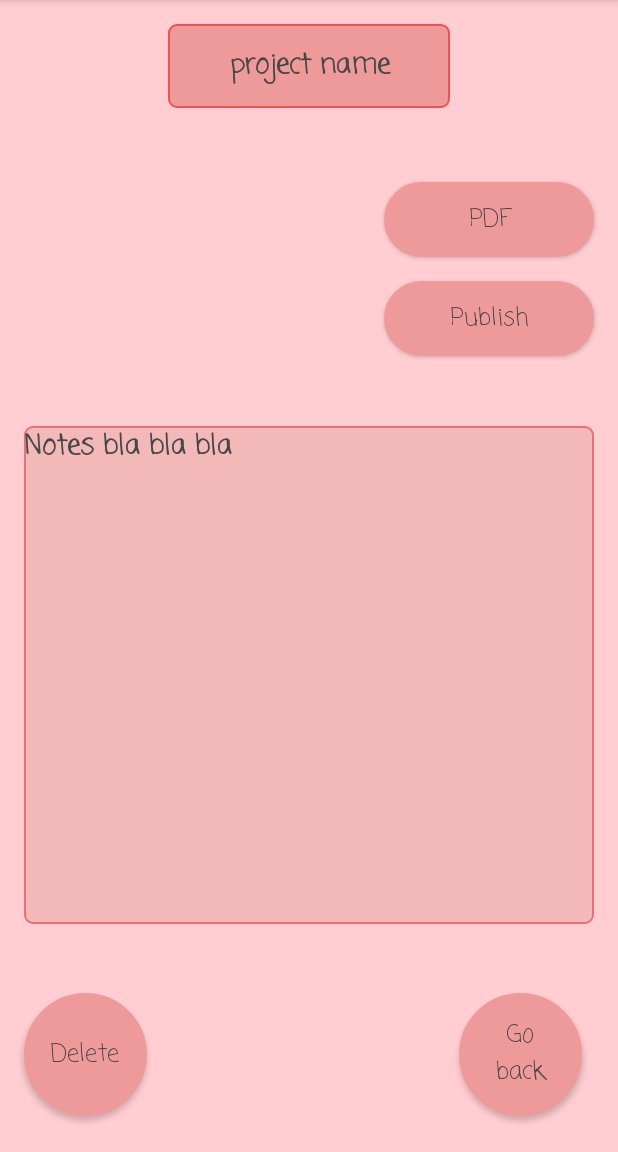
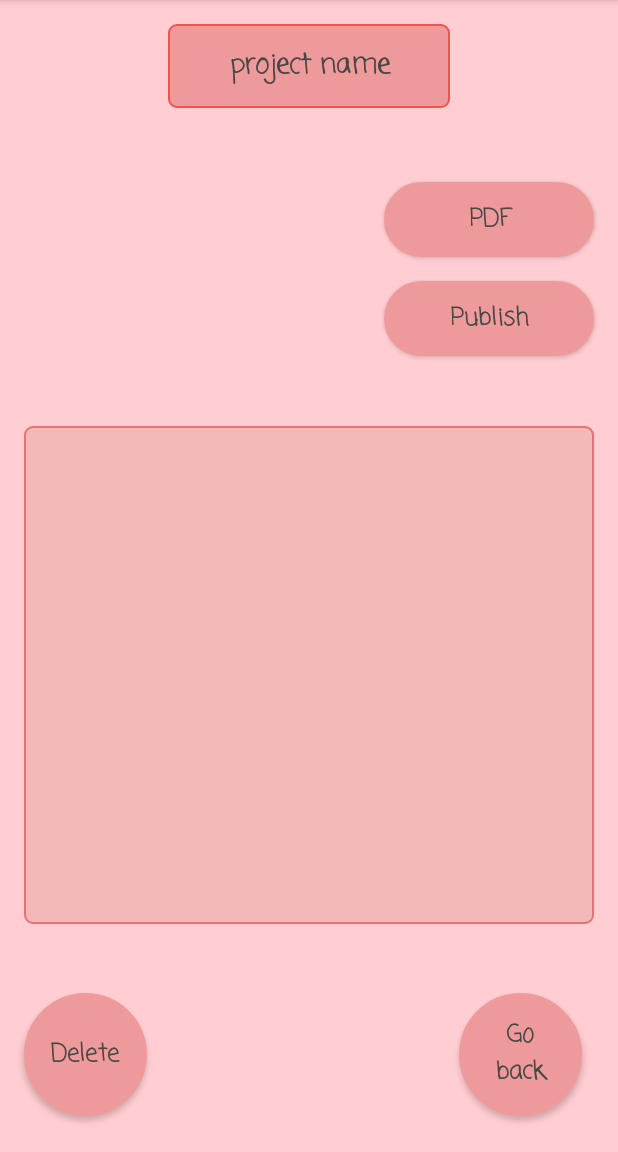
Before and after one commit to Solguden/knittybuddy, an Android app: the ProjectDetailsActivity screen opened directly, with no data from a screen before it, on a phone screen of 412 x 824 dp, the part 84-1236 px from its top. Run offline under Robolectric (Android 15) with nearby library versions, the phone set to English and light mode, and no system bars.

Commit message:
Project details

```diff
--- a/app/src/main/res/layout/activity_project_detail.xml
+++ b/app/src/main/res/layout/activity_project_detail.xml
@@ -34,6 +34,17 @@
         tools:text="@string/go_back" />
 
     <Button
+        android:id="@+id/saveProjectDetailBtn"
+        style="@style/buttonStyle"
+        android:layout_width="82dp"
+        android:layout_height="82dp"
+        android:text="@string/Save"
+        android:visibility="invisible"
+        app:layout_constraintEnd_toStartOf="@+id/goBackProjectDetailBtn"
+        app:layout_constraintStart_toEndOf="@+id/deleteProjectDetailBtn"
+        app:layout_constraintTop_toTopOf="@+id/deleteProjectDetailBtn" />
+
+    <Button
         android:id="@+id/deleteProjectDetailBtn"
         style="@style/buttonStyle"
         android:layout_width="82dp"
@@ -66,13 +77,13 @@
         android:layout_marginRight="16dp"
         android:background="@drawable/rounded_squared_shape_light"
         android:gravity="top|left"
-        android:text="Notes bla bla bla"
+        android:text=" "
         android:textStyle="bold"
-        app:layout_constraintBottom_toTopOf="@+id/goBackProjectDetailBtn"
+        app:layout_constraintBottom_toTopOf="@+id/saveProjectDetailBtn"
         app:layout_constraintEnd_toEndOf="parent"
         app:layout_constraintStart_toStartOf="@+id/projectImageDetail"
         app:layout_constraintTop_toBottomOf="@+id/projectImageDetail"
-        tools:text="Notes bla bla bla" />
+        tools:text=" " />
 
     <Button
         android:id="@+id/publishDetailProjectBtn"
--- a/app/src/main/res/values/strings.xml
+++ b/app/src/main/res/values/strings.xml
@@ -12,4 +12,5 @@
     <string name="delete">Delete</string>
     <string name="openPdf">Opens PDF file</string>
     <string name="unpublish">Undo publish</string>
+    <string name="Save">Save</string>
 </resources>
--- a/app/src/main/res/values/themes.xml
+++ b/app/src/main/res/values/themes.xml
@@ -24,6 +24,7 @@
         <item name="android:fontFamily">casual</item>
         <item name="android:layout_width">82dp</item>
         <item name="android:layout_height">82dp</item>
+        <item name="android:textStyle">bold</item>
     </style>
 
     <style name="textFieldStyle" parent="@android:style/Widget.TextView">
@@ -31,4 +32,13 @@
         <item name="android:textSize">18sp</item>
         <item name="android:fontFamily">casual</item>
     </style>
+
+    <style name="alertBoxStyle" parent="Theme.AppCompat.Light.Dialog">
+        <item name="android:textColor">@color/black</item>
+        <item name="android:textColorPrimary">@color/textColor</item>
+        <item name="android:textSize">14sp</item>
+        <item name="android:fontFamily">casual</item>
+        <item name="android:background">@color/white</item>
+        <item name="android:textStyle">bold</item>
+    </style>
 </resources>
```
Also changed, not shown: app/src/main/java/dk/au/mad21spring/group20/knittybuddy/project/ProjectDetailsActivity.java (+68 -3 lines), 1 other file.
